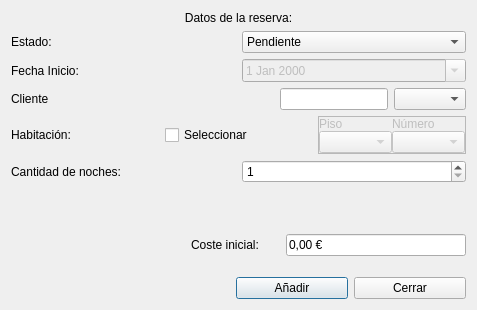
Before: the Qt Designer form Componentes_Visuales/Ventana_Nueva_Reserva/aniadirreserva.ui in Dennis-Villa/Gestor_Hotelero, drawn with Qt 5.
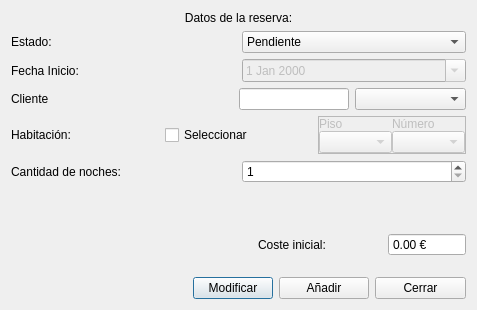
After: the same form once the commit is applied.

Commit message: Añadida opción de modificar reservas

Patch:
```diff
--- a/Componentes_Visuales/Ventana_Nueva_Reserva/aniadirreserva.ui
+++ b/Componentes_Visuales/Ventana_Nueva_Reserva/aniadirreserva.ui
@@ -76,7 +76,7 @@
     </layout>
    </item>
    <item>
-    <layout class="QHBoxLayout" name="horizontalLayout_2" stretch="1,1,0,0">
+    <layout class="QHBoxLayout" name="horizontalLayout_2" stretch="1,1,1,1">
      <item>
       <widget class="QLabel" name="label_6">
        <property name="text">
@@ -238,7 +238,7 @@
     </spacer>
    </item>
    <item>
-    <layout class="QHBoxLayout" name="horizontalLayout_5" stretch="2,1,2">
+    <layout class="QHBoxLayout" name="horizontalLayout_5" stretch="2,1,0">
      <item>
       <spacer name="horizontalSpacer_2">
        <property name="orientation">
@@ -260,13 +260,22 @@
       </widget>
      </item>
      <item>
-      <widget class="QLineEdit" name="lineEditCoste">
-       <property name="text">
-        <string>0,00 €</string>
-       </property>
+      <widget class="QDoubleSpinBox" name="doubleSpinBoxCoste">
        <property name="readOnly">
         <bool>true</bool>
        </property>
+       <property name="buttonSymbols">
+        <enum>QAbstractSpinBox::ButtonSymbols::NoButtons</enum>
+       </property>
+       <property name="suffix">
+        <string> €</string>
+       </property>
+       <property name="maximum">
+        <double>999999999999.000000000000000</double>
+       </property>
+       <property name="singleStep">
+        <double>5.000000000000000</double>
+       </property>
       </widget>
      </item>
     </layout>
@@ -285,7 +294,7 @@
     </spacer>
    </item>
    <item>
-    <layout class="QHBoxLayout" name="horizontalLayout_8" stretch="2,1,1">
+    <layout class="QHBoxLayout" name="horizontalLayout_8" stretch="2,0,1,1">
      <item>
       <spacer name="horizontalSpacer">
        <property name="orientation">
@@ -299,6 +308,13 @@
        </property>
       </spacer>
      </item>
+     <item>
+      <widget class="QPushButton" name="pushButtonModificar">
+       <property name="text">
+        <string>Modificar</string>
+       </property>
+      </widget>
+     </item>
      <item>
       <widget class="QPushButton" name="pushButtonAniadir">
        <property name="text">
```
The commit also changes 12 other files.
